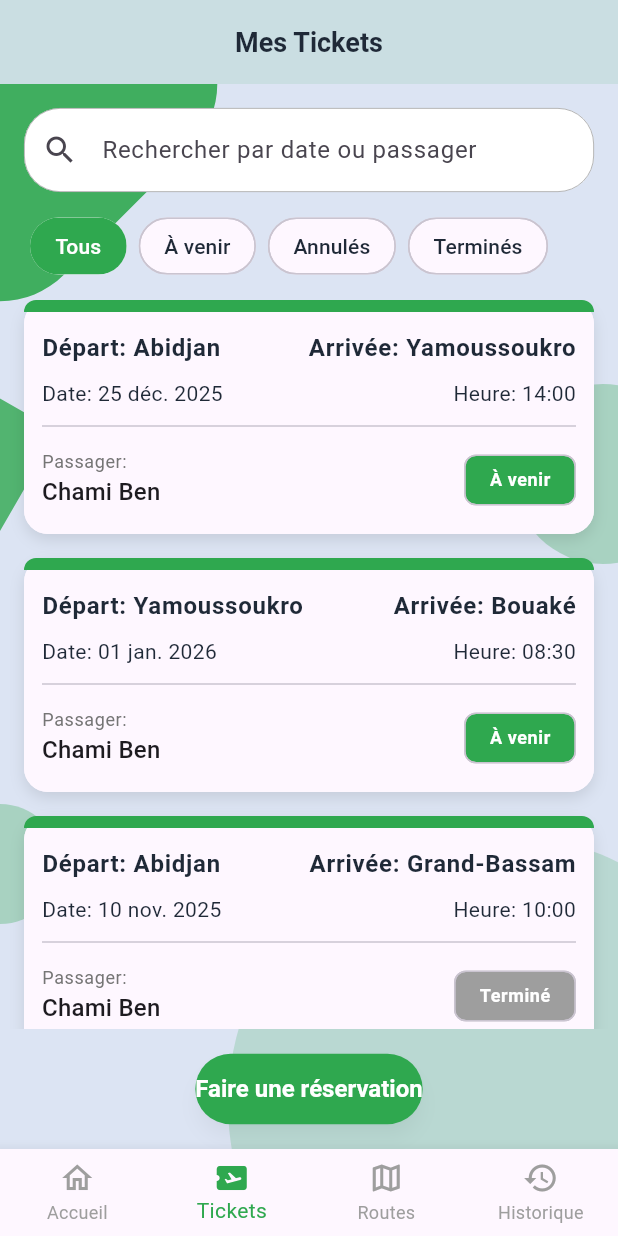
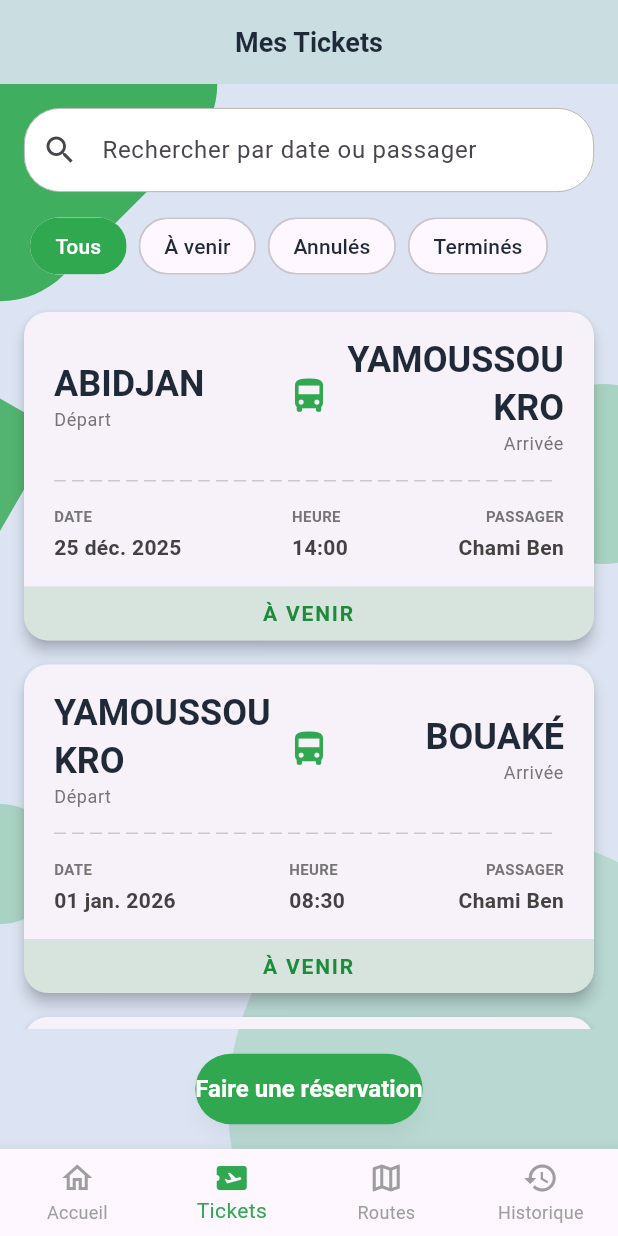
Before and after one commit to Donchaminade/lktrans, a Flutter app: the TicketsScreen screen opened by its route, on a phone screen of 412 x 824 dp. Run offline on Flutter 3.47's test engine with Material 3 defaults, Android fonts, the phone set to English and light mode, and no system bars; drawn by our look-alikes of dotted_line; our stand-ins replace go_router.

Commit message:
feat: improve tickets screen

```diff
--- a/lib/features/tickets/presentation/screens/tickets_screen.dart
+++ b/lib/features/tickets/presentation/screens/tickets_screen.dart
@@ -152,7 +152,20 @@ class _TicketsScreenState extends State<TicketsScreen> {
                           itemCount: _filteredTickets.length,
                           itemBuilder: (context, index) {
                             final ticket = _filteredTickets[index];
-                            return TicketCard(
+                            return TweenAnimationBuilder(
+                              tween: Tween<double>(begin: 0, end: 1),
+                              duration: const Duration(milliseconds: 500),
+                              curve: Curves.easeOut,
+                              builder: (context, value, child) {
+                                return Opacity(
+                                  opacity: value,
+                                  child: Transform.translate(
+                                    offset: Offset(0, 50 * (1 - value)),
+                                    child: child,
+                                  ),
+                                );
+                              },
+                              child: TicketCard(
                                 from: ticket['from']!,
                                 to: ticket['to']!,
                                 date: ticket['date']!,
@@ -162,6 +175,7 @@ class _TicketsScreenState extends State<TicketsScreen> {
                                 onTap: () {
                                   context.push('/ticket-details', extra: ticket);
                                 },
+                              ),
                             );
                           },
                         ),
--- a/lib/features/tickets/presentation/widgets/ticket_card.dart
+++ b/lib/features/tickets/presentation/widgets/ticket_card.dart
@@ -1,4 +1,5 @@
 import 'package:flutter/material.dart';
+import 'package:dotted_line/dotted_line.dart';
 import 'package:lktrans/core/constants/app_colors.dart';
 
 enum TicketStatus { upcoming, past, cancelled }
@@ -10,7 +11,7 @@ class TicketCard extends StatelessWidget {
   final String time;
   final TicketStatus status;
   final String passengerName;
-  final VoidCallback? onTap;
+  final VoidCallback onTap;
 
   const TicketCard({
     super.key,
@@ -20,21 +21,21 @@ class TicketCard extends StatelessWidget {
     required this.time,
     required this.status,
     required this.passengerName,
-    this.onTap,
+    required this.onTap,
   });
 
-  Color _getStatusColor() {
+  Color _getStatusColor(TicketStatus status) {
     switch (status) {
       case TicketStatus.upcoming:
-        return AppColors.primary;
+        return AppColors.accent;
       case TicketStatus.past:
         return Colors.grey;
       case TicketStatus.cancelled:
-        return AppColors.error;
+        return Colors.red;
     }
   }
 
-  String _getStatusText() {
+  String _getStatusText(TicketStatus status) {
     switch (status) {
       case TicketStatus.upcoming:
         return 'À venir';
@@ -48,82 +49,109 @@ class TicketCard extends StatelessWidget {
   @override
   Widget build(BuildContext context) {
     final textTheme = Theme.of(context).textTheme;
-    return Container(
-      margin: const EdgeInsets.only(bottom: 16),
-      decoration: BoxDecoration(
-        color: Theme.of(context).cardColor,
-        borderRadius: BorderRadius.circular(16),
-        boxShadow: [
-          BoxShadow(
-            color: Colors.black.withOpacity(0.1),
-            blurRadius: 8,
-            offset: const Offset(0, 4),
-          ),
-        ],
-      ),
-      child: Material( // Use Material to enable InkWell splash effect
-        borderRadius: BorderRadius.circular(16),
+
+    return Card(
+      elevation: 4,
+      margin: const EdgeInsets.symmetric(vertical: 8),
+      shape: RoundedRectangleBorder(borderRadius: BorderRadius.circular(16)),
+      clipBehavior: Clip.antiAlias,
       child: InkWell(
         onTap: onTap,
-          borderRadius: BorderRadius.circular(16),
         child: Column(
           children: [
-              // Top green border/indicator
             Container(
-                height: 8,
-                decoration: BoxDecoration(
-                  color: AppColors.primary,
-                  borderRadius: const BorderRadius.only(
-                    topLeft: Radius.circular(16),
-                    topRight: Radius.circular(16),
-                  ),
-                ),
-              ),
-              Padding(
-                padding: const EdgeInsets.all(12.0),
+              padding: const EdgeInsets.symmetric(horizontal: 20, vertical: 16),
+              child: Row(
+                children: [
+                  Expanded(
                     child: Column(
                       crossAxisAlignment: CrossAxisAlignment.start,
                       children: [
-                    Row(
-                      mainAxisAlignment: MainAxisAlignment.spaceBetween,
-                      children: [
-                        Text('Départ: $from', style: textTheme.bodyLarge?.copyWith(fontWeight: FontWeight.bold)),
-                        Text('Arrivée: $to', style: textTheme.bodyLarge?.copyWith(fontWeight: FontWeight.bold)),
+                        Text(from.toUpperCase(), style: textTheme.headlineSmall?.copyWith(fontWeight: FontWeight.bold)),
+                        Text('Départ', style: textTheme.bodySmall?.copyWith(color: AppColors.textSecondary)),
                       ],
                     ),
-                    const SizedBox(height: 8),
-                    Row(
-                      mainAxisAlignment: MainAxisAlignment.spaceBetween,
+                  ),
+                  const Padding(
+                    padding: EdgeInsets.symmetric(horizontal: 8.0),
+                    child: Icon(Icons.directions_bus, color: AppColors.primary, size: 28),
+                  ),
+                  Expanded(
+                    child: Column(
+                      crossAxisAlignment: CrossAxisAlignment.end,
                       children: [
-                        Text('Date: $date', style: textTheme.bodyMedium),
-                        Text('Heure: $time', style: textTheme.bodyMedium),
-                      ],
-                    ),
-                    const Divider(height: 24, thickness: 1),
-                    Row(
-                      mainAxisAlignment: MainAxisAlignment.spaceBetween,
-                      children: [
-                        Column(
-                          crossAxisAlignment: CrossAxisAlignment.start,
-                          children: [
-                            Text('Passager:', style: textTheme.bodySmall?.copyWith(color: AppColors.textSecondary)),
-                            Text(passengerName, style: textTheme.titleMedium),
-                          ],
-                        ),
-                        Chip(
-                          label: Text(_getStatusText(), style: textTheme.bodySmall?.copyWith(color: Colors.white, fontWeight: FontWeight.bold)),
-                          backgroundColor: _getStatusColor(),
-                          padding: const EdgeInsets.symmetric(horizontal: 8, vertical: 4),
-                        ),
-                      ],
-                    ),
+                        Text(to.toUpperCase(), style: textTheme.headlineSmall?.copyWith(fontWeight: FontWeight.bold), textAlign: TextAlign.end),
+                        Text('Arrivée', style: textTheme.bodySmall?.copyWith(color: AppColors.textSecondary), textAlign: TextAlign.end),
                       ],
                     ),
                   ),
                 ],
               ),
             ),
+            Padding(
+              padding: const EdgeInsets.symmetric(horizontal: 20),
+              child: DottedLine(
+                dashColor: Colors.grey.withOpacity(0.5),
+                dashGapLength: 4,
+                dashLength: 8,
+              ),
+            ),
+            Container(
+              padding: const EdgeInsets.symmetric(horizontal: 20, vertical: 16),
+              child: Row(
+                mainAxisAlignment: MainAxisAlignment.spaceBetween,
+                children: [
+                  _buildInfoColumn('Date', date),
+                  _buildInfoColumn('Heure', time),
+                  _buildInfoColumn('Passager', passengerName,
+                      crossAxisAlignment: CrossAxisAlignment.end,
+                      mainAxisAlignment: MainAxisAlignment.end),
+                ],
+              ),
+            ),
+             Container(
+              padding: const EdgeInsets.symmetric(vertical: 8),
+              width: double.infinity,
+              color: _getStatusColor(status).withOpacity(0.15),
+              child: Text(
+                _getStatusText(status).toUpperCase(),
+                textAlign: TextAlign.center,
+                style: textTheme.bodyMedium?.copyWith(
+                  color: _getStatusColor(status),
+                  fontWeight: FontWeight.bold,
+                  letterSpacing: 1.2,
+                ),
+              ),
+            ),
+          ],
+        ),
       ),
     );
   }
+
+  Widget _buildInfoColumn(String label, String value,
+      {CrossAxisAlignment crossAxisAlignment = CrossAxisAlignment.start, MainAxisAlignment mainAxisAlignment = MainAxisAlignment.start}) {
+    return Column(
+      crossAxisAlignment: crossAxisAlignment,
+      children: [
+        Text(
+          label.toUpperCase(),
+          style: TextStyle(
+            color: Colors.grey[600],
+            fontSize: 10,
+            fontWeight: FontWeight.bold,
+          ),
+        ),
+        const SizedBox(height: 4),
+        Text(
+          value,
+          style: TextStyle(
+            color: Colors.grey[800],
+            fontSize: 14,
+            fontWeight: FontWeight.w600,
+          ),
+        ),
+      ],
+    );
   }
+}
```
Lines whose indentation alone changed are shown as unchanged.
